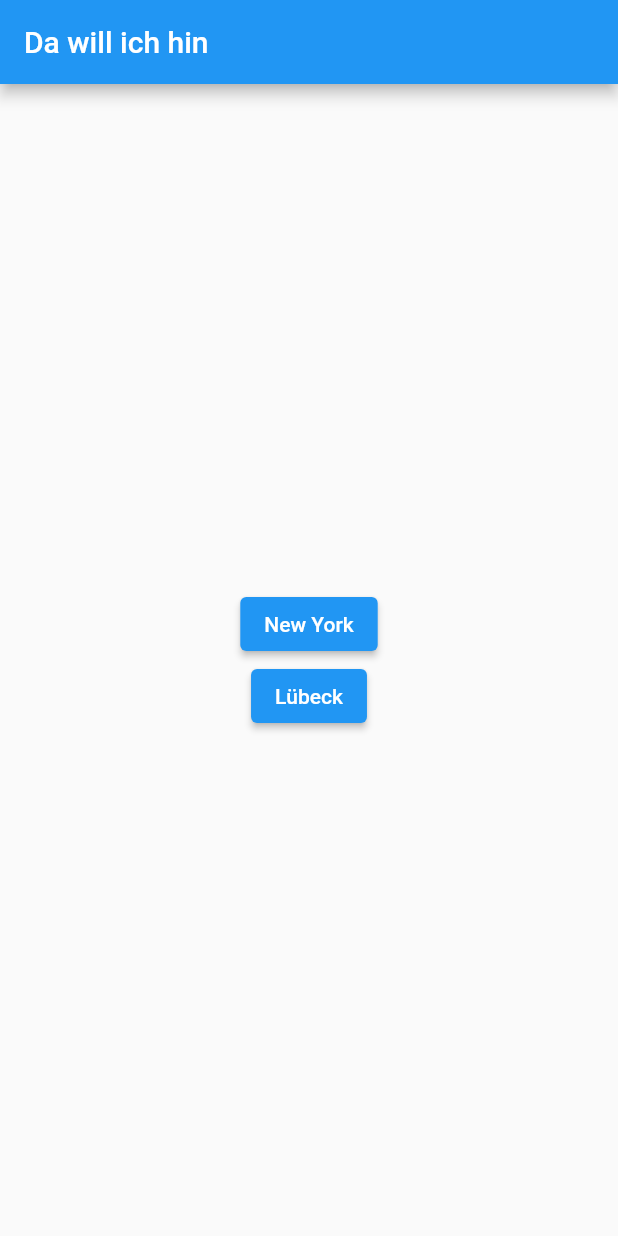
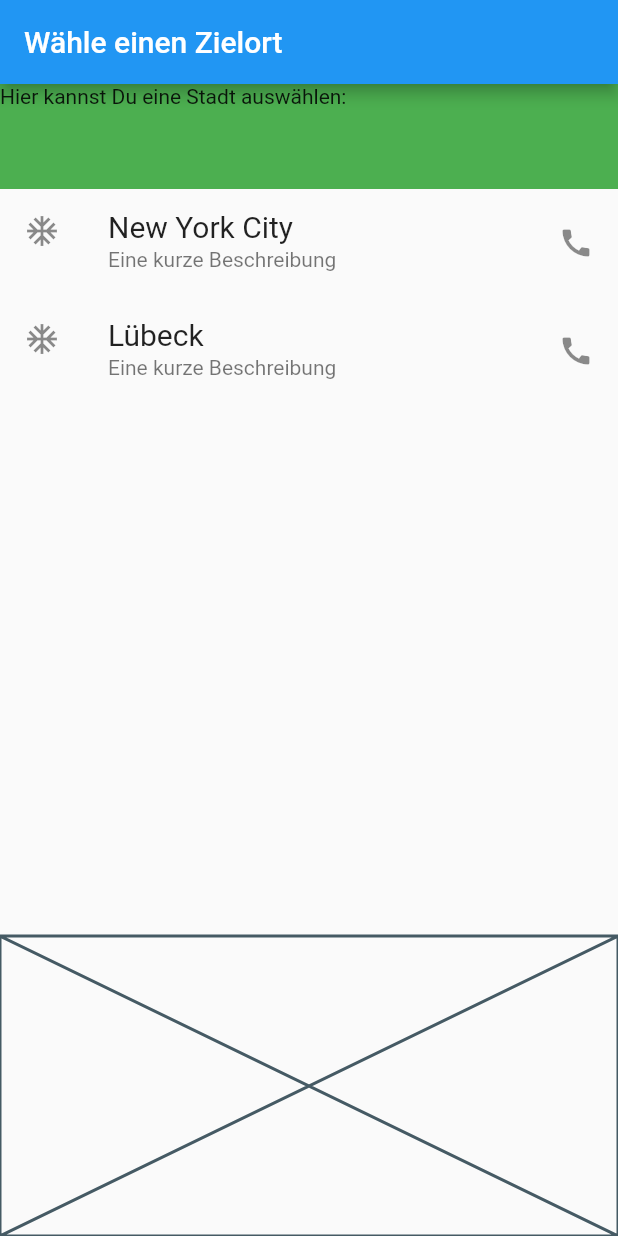
Before and after one commit to drmilde/app_in_den_urlaub_app, a Flutter app: the screen it shows after launch, on a phone screen of 412 x 824 dp. Run offline on Flutter 3.47's test engine with Material 2 defaults, Android fonts, the phone set to English and light mode, and no system bars.

Commit message:
ListView eingebaut

```diff
--- a/lib/main.dart
+++ b/lib/main.dart
@@ -1,4 +1,5 @@
 import 'package:app_in_den_urlaub_app/screens/main_screen.dart';
+import 'package:app_in_den_urlaub_app/screens/stadt_auswahl_screen.dart';
 import 'package:flutter/material.dart';
 
 void main() {
@@ -14,7 +15,7 @@ class MyApp extends StatelessWidget {
         primarySwatch: Colors.blue,
       ),
       //home: NewYorkScreen(),
-      home: MainScreen(),
+      home: StadtAuswahlScreen(),
     );
   }
 }
--- /dev/null
+++ b/lib/screens/stadt_auswahl_screen.dart
@@ -0,0 +1,94 @@
+import 'package:app_in_den_urlaub_app/screens/luebeck_screen.dart';
+import 'package:app_in_den_urlaub_app/screens/new_york_screen.dart';
+import 'package:flutter/material.dart';
+
+class Eintrag {
+  String city;
+  Widget seite;
+  Eintrag(this.city, this.seite);
+}
+
+class StadtAuswahlScreen extends StatelessWidget {
+  List<Eintrag> cities = [
+    Eintrag("New York City", NewYorkScreen()),
+    Eintrag("Lübeck", LuebeckScreen()),
+    /*
+    "Zandvoort",
+    "Campinas",
+    "Ballermann",
+    "Athen",
+    "Madrid",
+    "Barcelona",
+    "Paris",
+    "London",
+    "Glasgow",
+    "Dublin",
+    "Stockholm",
+    "Rom",
+    "Dubrovnik",
+    "Prag",
+    "Berlin",
+    "Hamburg",
+    "Mecklenburger Seenplatte",
+    "Potsdam",
+    "Kopenhagen",
+    "Sylt",
+    "Borkum",
+    "Handestadt Rostock",
+    "Handestadt Greifswald",
+    "Handestadt Lemgo",
+    "Handestadt Hamburg",
+    "Handestadt Bremen",
+    "Stuttgart",
+    "Mainz",
+    "Koblenz",
+
+     */
+  ];
+
+  @override
+  Widget build(BuildContext context) {
+    return Scaffold(
+      appBar: AppBar(title: Text("Wähle einen Zielort")),
+      body: Container(
+          child: Column(
+        //crossAxisAlignment: CrossAxisAlignment.start,
+        children: [
+          Container(
+            width: double.infinity,
+            height: 70,
+            color: Colors.green,
+            child: Text("Hier kannst Du eine Stadt auswählen:"),
+          ),
+          Expanded(
+            child: ListView.builder(
+              itemCount: cities.length,
+              itemBuilder: (context, index) {
+                return ListTile(
+                  title: (Text(
+                    cities[index].city,
+                    style: TextStyle(fontSize: 20),
+                  )),
+                  subtitle: Text("Eine kurze Beschreibung"),
+                  leading: Icon(Icons.ac_unit_outlined),
+                  trailing: Icon(Icons.call),
+                  onTap: () {
+                    Navigator.push(
+                        context,
+                        MaterialPageRoute(
+                          builder: (context) => cities[index].seite,
+                        ));
+                  },
+                );
+              },
+            ),
+          ),
+          Container(
+            height: 200,
+            child: Placeholder(),
+          )
+        ],
+      )),
+    );
+  }
+}
```
